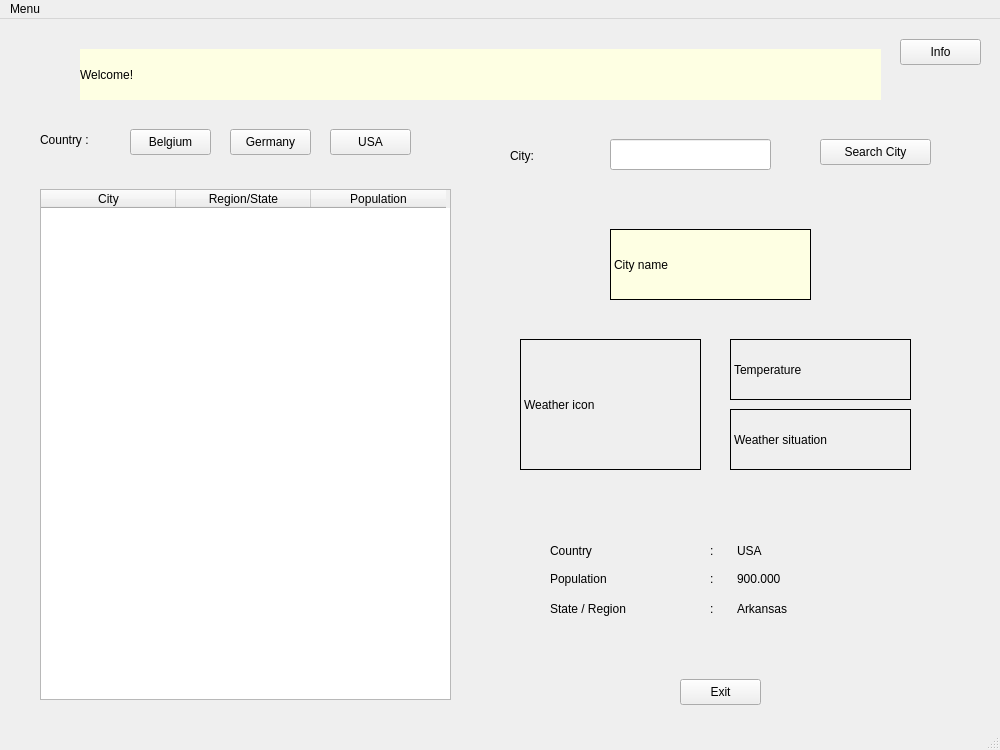
Qt form weather_main.ui (melikkekaya/Weather_App) before a commit.
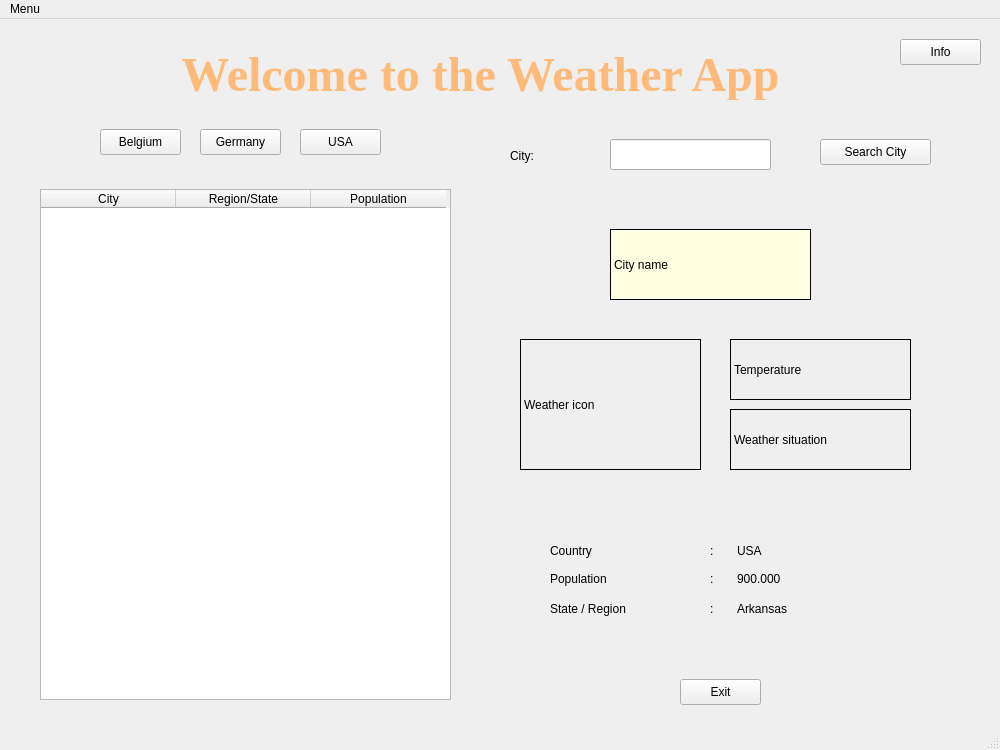
The same form after that commit. Icons and pictures are not drawn.

Diff of the .ui file:
```diff
--- a/weather_main.ui
+++ b/weather_main.ui
@@ -27,12 +27,9 @@
   </property>
   <property name="styleSheet">
    <string notr="true">#centralwidget{
-
-
-border-image: url() 0 0 0 0 stretch stretch;
-border-width: 0px;
-
+border-image: url(:/newPrefix/Screenshot 2023-03-28 at 12.27.46.png)
 }
+
 </string>
   </property>
   <widget class="QWidget" name="centralwidget">
@@ -49,19 +46,6 @@
      <string>Search City</string>
     </property>
    </widget>
-   <widget class="QLabel" name="main_lbl_headingcountrytop">
-    <property name="geometry">
-     <rect>
-      <x>40</x>
-      <y>110</y>
-      <width>61</width>
-      <height>21</height>
-     </rect>
-    </property>
-    <property name="text">
-     <string>Country :</string>
-    </property>
-   </widget>
    <widget class="QLabel" name="main_lbl_mainheading">
     <property name="geometry">
      <rect>
@@ -71,11 +55,22 @@
       <height>51</height>
      </rect>
     </property>
+    <property name="font">
+     <font>
+      <family>Times New Roman</family>
+      <pointsize>36</pointsize>
+      <weight>75</weight>
+      <bold>true</bold>
+     </font>
+    </property>
     <property name="styleSheet">
-     <string notr="true">background-color: rgb(254, 255, 227);</string>
+     <string notr="true">color: rgb(255, 186, 121);</string>
     </property>
     <property name="text">
-     <string>Welcome!</string>
+     <string>Welcome to the Weather App</string>
+    </property>
+    <property name="alignment">
+     <set>Qt::AlignCenter</set>
     </property>
    </widget>
    <widget class="QLabel" name="main_lbl_headingcity">
@@ -304,7 +299,7 @@
    <widget class="QPushButton" name="main_btn_usa">
     <property name="geometry">
      <rect>
-      <x>330</x>
+      <x>300</x>
       <y>110</y>
       <width>81</width>
       <height>26</height>
@@ -317,7 +312,7 @@
    <widget class="QPushButton" name="main_btn_belgium">
     <property name="geometry">
      <rect>
-      <x>130</x>
+      <x>100</x>
       <y>110</y>
       <width>81</width>
       <height>26</height>
@@ -330,7 +325,7 @@
    <widget class="QPushButton" name="main_btn_germany">
     <property name="geometry">
      <rect>
-      <x>230</x>
+      <x>200</x>
       <y>110</y>
       <width>81</width>
       <height>26</height>
```
Left out of the diff: 4 changed lines with no effect on the pictures.
